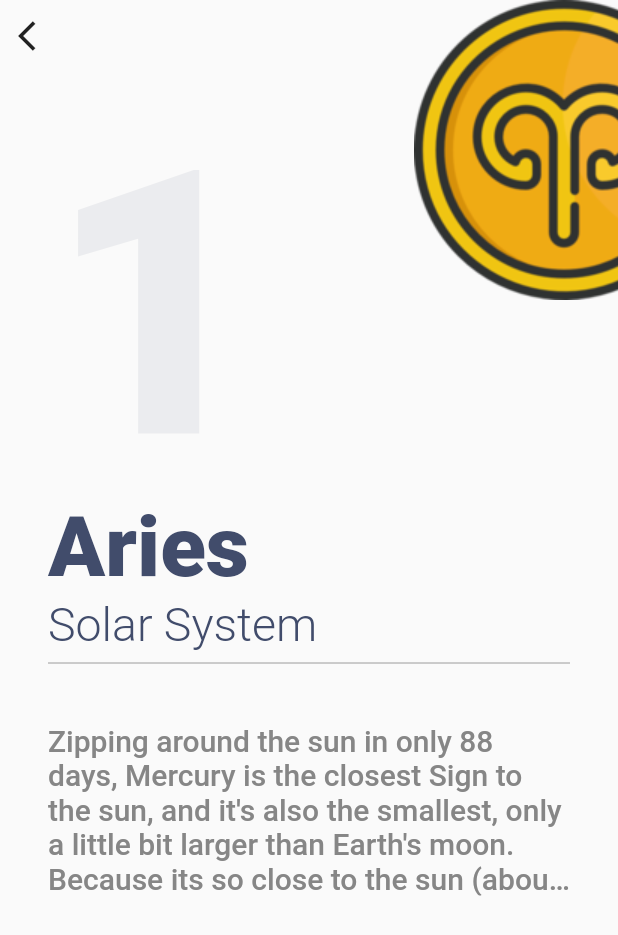
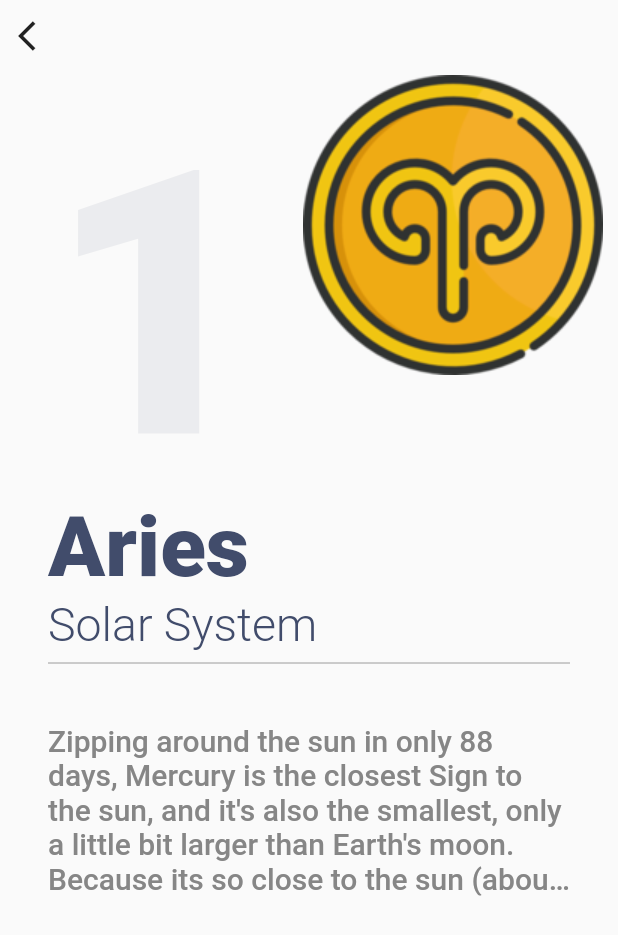
Before and after one commit to akhil-here/Horoscope-App, a Flutter app: the screen it shows after launch, after a tap on "Saturn", on a phone screen of 412 x 824 dp. Shown: the top 935 px of the screen. Run offline on Flutter 3.47's test engine with Material 2 defaults, Android fonts, the phone set to English and light mode, and no system bars; our stand-ins replace flutter_swiper, splashscreen; Roboto replaces fonts that are missing (Avenir); project files that could hold a hidden picture were left out.

Commit message:
splash screen done and details remaining

```diff
--- a/lib/HomePage.dart
+++ b/lib/HomePage.dart
@@ -22,18 +22,6 @@ class _HomePageState extends State<HomePage> {
                 begin: Alignment.topCenter,
                 end: Alignment.bottomCenter,
                 stops: [0.3, 0.7])),
-        // gradient: new LinearGradient(
-        //     colors: [
-        //   Colors.black,
-        //   Colors.grey,
-        // ],
-        //     stops: [
-        //   0.0,
-        //   1.0
-        // ],
-        //     begin: FractionalOffset.topCenter,
-        //     end: FractionalOffset.bottomCenter,
-        //     tileMode: TileMode.repeated)),
         child: SafeArea(
           child: Column(
             crossAxisAlignment: CrossAxisAlignment.start,
@@ -141,9 +129,16 @@ class _HomePageState extends State<HomePage> {
                               ),
                             ],
                           ),
-                          Hero(
-                            tag: signs[index].position,
-                            child: Image.asset(signs[index].iconImage),
+                          Padding(
+                            padding: const EdgeInsets.fromLTRB(70, 0, 0, 0),
+                            child: Hero(
+                              tag: signs[index].position,
+                              child: Image.asset(
+                                signs[index].iconImage,
+                                width: 250,
+                                height: 250,
+                              ),
+                            ),
                           ),
                           Positioned(
                             right: 24,
--- a/lib/detail_page.dart
+++ b/lib/detail_page.dart
@@ -66,10 +66,14 @@ class DetailPage extends StatelessWidget {
               ),
             ),
             Positioned(
-              right: -64,
+              right: -40,
               child: Hero(
                   tag: signInfo.position,
-                  child: Image.asset(signInfo.iconImage)),
+                  child: Image.asset(
+                    signInfo.iconImage,
+                    width: 300,
+                    height: 300,
+                  )),
             ),
             Positioned(
               top: 60,
--- a/lib/main.dart
+++ b/lib/main.dart
@@ -19,24 +19,28 @@ class MyApp extends StatefulWidget {
 class _MyAppState extends State<MyApp> {
   @override
   Widget build(BuildContext context) {
-    return SafeArea(
-      child: SplashScreen(
+    return SplashScreen(
       title: Text(
-          'Know Your Sun Sign',
+        'Let\'s explore',
         textAlign: TextAlign.center,
         style: TextStyle(
             fontFamily: 'Lobster',
+            letterSpacing: 1.0,
             fontWeight: FontWeight.bold,
             fontSize: 36.0,
             color: Colors.white),
       ),
       seconds: 7,
       navigateAfterSeconds: HomePage(),
-        image: Image.asset('assets/images/loading4.gif', fit: BoxFit.cover),
+      image: Image.asset('assets/images/loading.gif', fit: BoxFit.cover),
       backgroundColor: Colors.black,
       photoSize: 200.0,
       loaderColor: Colors.black,
-      ),
+      // gradientBackground: LinearGradient(
+      //     colors: [gradientStartColor, gradientEndColor],
+      //     begin: Alignment.topCenter,
+      //     end: Alignment.bottomCenter,
+      //     stops: [0.3, 0.7])
     );
   }
 }
--- a/pubspec.yaml
+++ b/pubspec.yaml
@@ -25,6 +25,7 @@ dependencies:
     sdk: flutter
   splashscreen: ^1.2.0
   flutter_swiper: ^1.1.6
+  flare_splash_screen: ^3.0.1
 
 
   # The following adds the Cupertino Icons font to your application.
```
Also changed, not shown: assets/images/logo.PNG (added), assets/images/logo1.png (added), pubspec.lock. Lines whose indentation alone changed are shown as unchanged.
